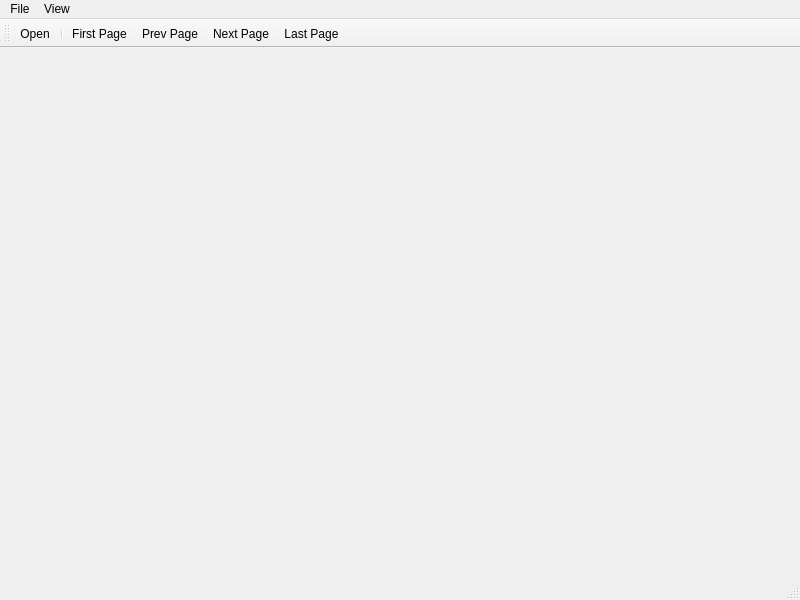
royqh1979/QComicViewer, file mainwindow.ui: the form before one commit.
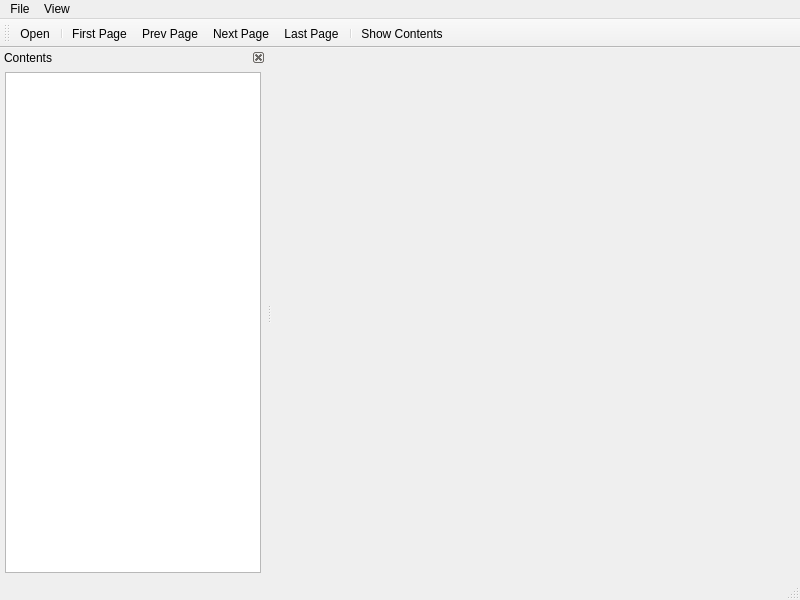
The form after the commit.

Commit message: enhancement: Contents view

The edit to the form file:
```diff
--- a/mainwindow.ui
+++ b/mainwindow.ui
@@ -69,6 +69,54 @@
    <addaction name="actionPrev_Page"/>
    <addaction name="actionNext_Page"/>
    <addaction name="actionLast_Page"/>
+   <addaction name="separator"/>
+   <addaction name="actionShow_Contents"/>
+  </widget>
+  <widget class="QDockWidget" name="dockPages">
+   <property name="floating">
+    <bool>false</bool>
+   </property>
+   <property name="features">
+    <set>QDockWidget::DockWidgetClosable|QDockWidget::DockWidgetMovable</set>
+   </property>
+   <property name="windowTitle">
+    <string>Contents</string>
+   </property>
+   <attribute name="dockWidgetArea">
+    <number>1</number>
+   </attribute>
+   <widget class="QWidget" name="dockWidgetContents">
+    <layout class="QVBoxLayout" name="verticalLayout">
+     <property name="leftMargin">
+      <number>5</number>
+     </property>
+     <property name="topMargin">
+      <number>5</number>
+     </property>
+     <property name="rightMargin">
+      <number>5</number>
+     </property>
+     <property name="bottomMargin">
+      <number>5</number>
+     </property>
+     <item>
+      <widget class="QListView" name="pagesView">
+       <property name="resizeMode">
+        <enum>QListView::Adjust</enum>
+       </property>
+       <property name="viewMode">
+        <enum>QListView::IconMode</enum>
+       </property>
+       <property name="uniformItemSizes">
+        <bool>true</bool>
+       </property>
+       <property name="itemAlignment">
+        <set>Qt::AlignCenter</set>
+       </property>
+      </widget>
+     </item>
+    </layout>
+   </widget>
   </widget>
   <action name="actionNext_Page">
    <property name="text">
@@ -180,6 +228,11 @@
     <string>Ctrl+L</string>
    </property>
   </action>
+  <action name="actionShow_Contents">
+   <property name="text">
+    <string>Show Contents</string>
+   </property>
+  </action>
  </widget>
  <resources/>
  <connections/>
```
Left out of the diff: 2 changed lines with no effect on the pictures. The commit also changes 7 other files.
